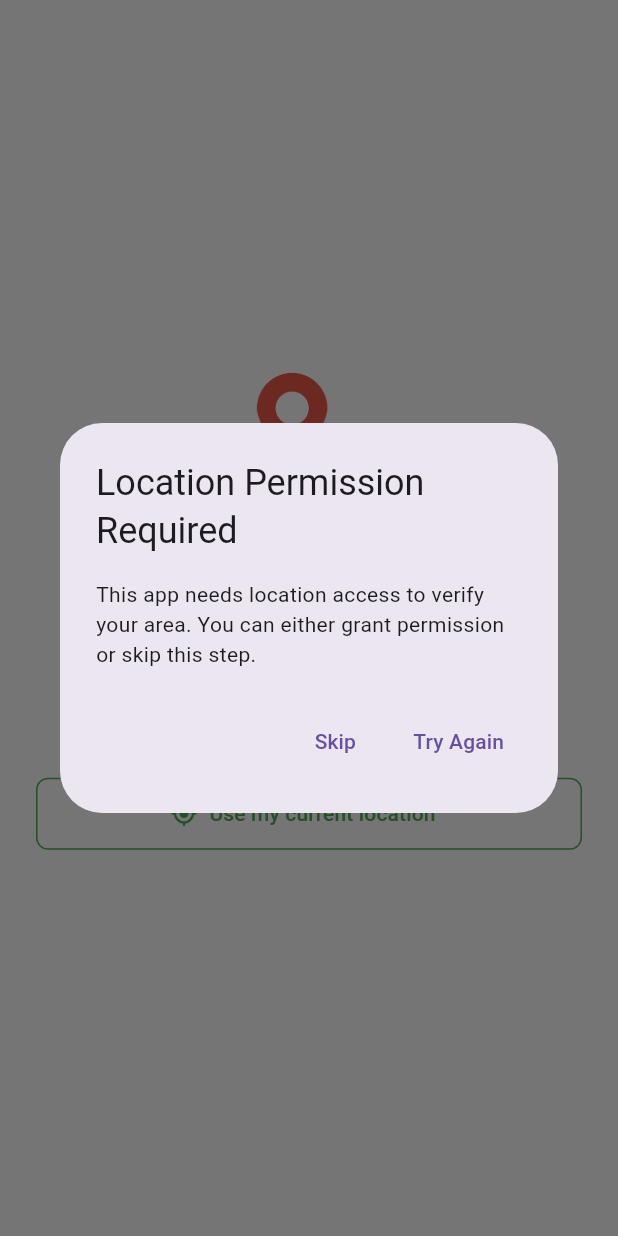
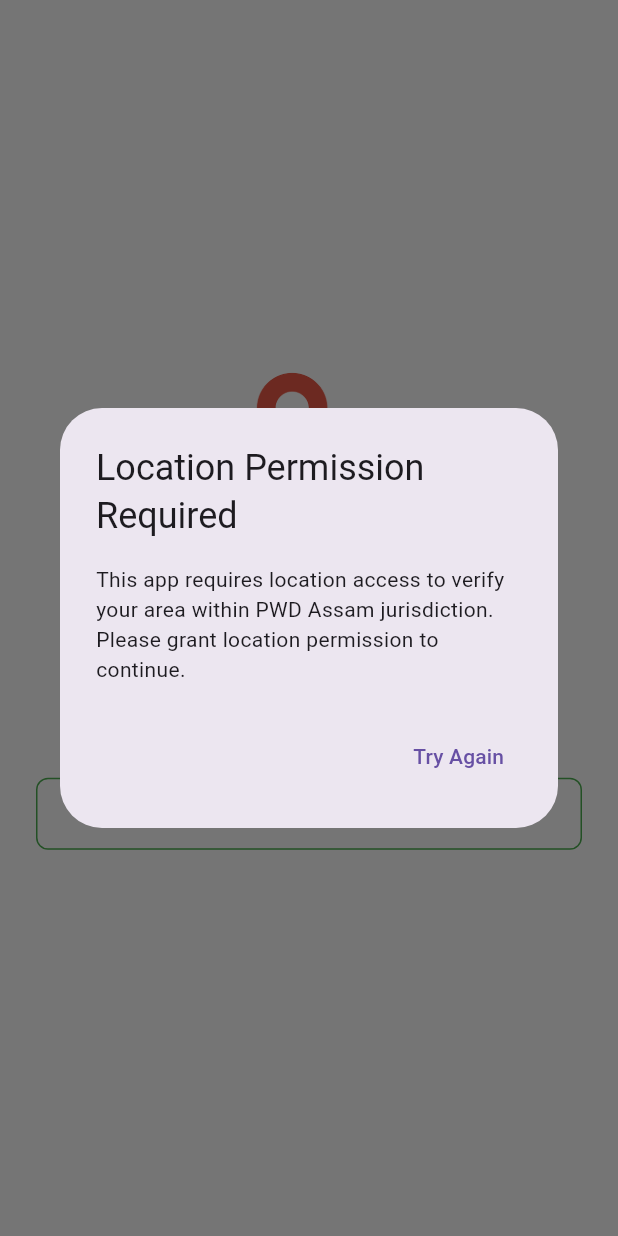
Before and after one commit to skashyap777/Rely-Gate, a Flutter app: the EnableLocation screen opened by its route, after a tap on "Use my current location", on a phone screen of 412 x 824 dp. Run offline on Flutter 3.47's test engine with Material 3 defaults, Android fonts, the phone set to English and light mode, and no system bars; our stand-ins replace dio, firebase_core, flutter_image_compress, geolocator, go_router, google_maps_flutter and 5 more; missing offline and left inert: tflite_flutter; accounts and stored records are empty.

Commit message:
Update code

```diff
--- a/lib/screens/auth/pages/enable_location.dart
+++ b/lib/screens/auth/pages/enable_location.dart
@@ -1,3 +1,5 @@
+import 'dart:developer';
+
 import 'package:flutter/material.dart';
 import 'package:flutter/services.dart';
 import 'package:geolocator/geolocator.dart';
@@ -15,7 +17,6 @@
 }
 
 class _EnableLocationState extends State<EnableLocation> {
-  final TextEditingController _pincodeController = TextEditingController();
   bool loading = false;
   Position? position;
 
@@ -71,21 +72,41 @@
 
                           OutlinedButton.icon(
                             onPressed: () async {
+                              debugPrint("Location button pressed");
                               if (position != null) {
+                                debugPrint(
+                                  "Position available: ${position!.latitude}, ${position!.longitude}",
+                                );
                                 final res = await store.checkLocation(
                                   position!.latitude,
                                   position!.longitude,
                                 );
                                 if (res) {
+                                  debugPrint(
+                                    "Location verification successful, navigating to login",
+                                  );
                                   context.go("/login");
                                 } else {
+                                  debugPrint(
+                                    "Location verification failed: ${store.checkLocationData?.message}",
+                                  );
+                                  String errorMessage =
+                                      store.checkLocationData?.message ??
+                                      "Location verification failed";
+                                  if (errorMessage.contains("not within")) {
+                                    errorMessage =
+                                        "Your location is not within PWD Assam jurisdiction. Please move to an area within Assam.";
+                                  }
                                   AppFunctions.showCustomSnackBar(
                                     context,
-                                    "${store.checkLocationData?.message}",
+                                    errorMessage,
                                     backgroundColor: Colors.red,
                                   );
                                 }
                               } else {
+                                debugPrint(
+                                  "Position is null, attempting to get location again",
+                                );
                                 // Try to get location again
                                 await getCurrentLocation();
                                 if (position != null) {
@@ -96,14 +117,21 @@
                                   if (res) {
                                     context.go("/login");
                                   } else {
+                                    String errorMessage =
+                                        store.checkLocationData?.message ??
+                                        "Location verification failed";
+                                    if (errorMessage.contains("not within")) {
+                                      errorMessage =
+                                          "Your location is not within PWD Assam jurisdiction. Please move to an area within Assam.";
+                                    }
                                     AppFunctions.showCustomSnackBar(
                                       context,
-                                      "${store.checkLocationData?.message}",
+                                      errorMessage,
                                       backgroundColor: Colors.red,
                                     );
                                   }
                                 } else {
-                                  // Show dialog with options instead of redirecting to settings
+                                  // Show dialog requiring location permission
                                   showDialog(
                                     context: context,
                                     builder:
@@ -112,16 +140,9 @@
                                             'Location Permission Required',
                                           ),
                                           content: const Text(
-                                            'This app needs location access to verify your area. You can either grant permission or skip this step.',
+                                            'This app requires location access to verify your area within PWD Assam jurisdiction. Please grant location permission to continue.',
                                           ),
                                           actions: [
-                                            TextButton(
-                                              onPressed: () {
-                                                Navigator.pop(context);
-                                                context.go("/login");
-                                              },
-                                              child: const Text('Skip'),
-                                            ),
                                             TextButton(
                                               onPressed: () async {
                                                 Navigator.pop(context);
--- a/lib/screens/auth/pages/otp_enter_screen.dart
+++ b/lib/screens/auth/pages/otp_enter_screen.dart
@@ -74,7 +74,8 @@
                     if (res) {
                       final res = await store.getProfileData();
                       if (res) {
-                        if (store.profile!.data!.profile!.name!.isNotEmpty) {
+                        if (store.profile!.data!.profile!.name != null &&
+                            store.profile!.data!.profile!.name!.isNotEmpty) {
                           context.push("/home");
                         } else {
                           context.push("/completeProfile");
--- a/lib/screens/auth/provider/auth_provide.dart
+++ b/lib/screens/auth/provider/auth_provide.dart
@@ -63,16 +63,36 @@
     loading = true;
     notifyListeners();
     try {
+      debugPrint(
+        "Checking location boundary for coordinates: $latitude, $longitude",
+      );
       final response = await apiService.get(
         url:
             "/admin/check-location-in-boundary?latitude=$latitude&longitude=$longitude",
       );
+      debugPrint("Location Check Response Status: ${response.statusCode}");
+      debugPrint("Location Check Response Data: ${response.data}");
       if (response.statusCode == 200 || response.statusCode == 201) {
         checkLocationData = CheckLocationModel.fromJson(response.data);
-        return true;
+        debugPrint(
+          "Location boundary check response parsed: within_boundary = ${checkLocationData?.data?.withinBoundary}",
+        );
+
+        // Check if location is actually within boundary
+        if (checkLocationData?.data?.withinBoundary == true) {
+          debugPrint("Location is within boundary - verification successful");
+          return true;
+        } else {
+          debugPrint("Location is NOT within boundary - verification failed");
+          return false;
+        }
       }
+      debugPrint(
+        "Location boundary check failed with status: ${response.statusCode}",
+      );
       return false;
     } catch (e) {
+      debugPrint("Location boundary check error: $e");
       return false;
     } finally {
       loading = false;
@@ -128,24 +148,31 @@
     String apiKey = "AIzaSyBU8zniWDcPMAUWkqIJ0iTmGbkF7jtRwzA";
 
     try {
+      debugPrint("Checking location with pincode: $pincode");
       final response = await apiService.get(
         url:
             "https://maps.googleapis.com/maps/api/geocode/json?address=$pincode&key=$apiKey",
       );
+      debugPrint("Geocode Response Status: ${response.statusCode}");
+      debugPrint("Geocode Response Data: ${response.data}");
       if (response.statusCode == 200 || response.statusCode == 201) {
         locationData = LocationModel.fromJson(response.data);
-        final res = await checkLocation(
-          locationData?.results?[0].geometry?.location?.lat ?? 0.0,
-          locationData?.results?[0].geometry?.location?.lng ?? 0.0,
-        );
+        final lat = locationData?.results?[0].geometry?.location?.lat ?? 0.0;
+        final lng = locationData?.results?[0].geometry?.location?.lng ?? 0.0;
+        debugPrint("Geocoded coordinates: $lat, $lng");
+        final res = await checkLocation(lat, lng);
         if (res) {
+          debugPrint("Location verification successful with pincode");
           return true;
         } else {
+          debugPrint("Location verification failed with pincode");
           return false;
         }
       }
+      debugPrint("Geocode API failed with status: ${response.statusCode}");
       return false;
     } catch (e) {
+      debugPrint("Pincode location check error: $e");
       return false;
     } finally {
       loading = false;
```
